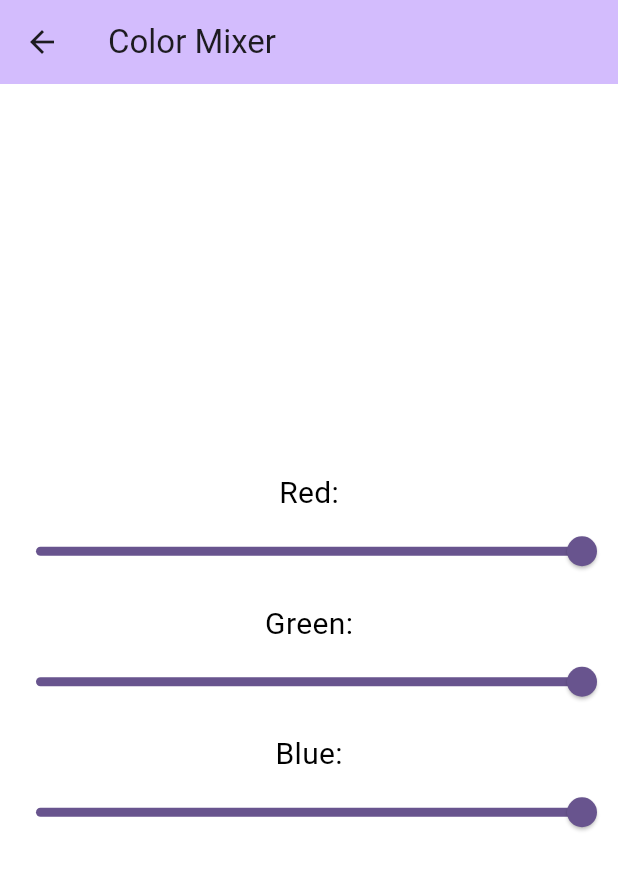
After one commit to nfolleraas/Multi-Purpose-Flutter-App, a Flutter app: the ColorMixerPage screen opened directly, on a phone screen of 412 x 824 dp. The commit adds this screen. Shown: the top 870 px of the screen. Run offline on Flutter 3.47's test engine with Material 3 defaults, Android fonts, the phone set to English and light mode, and no system bars.

Commit message:
color mixer page

```diff
--- a/lib/layout.dart
+++ b/lib/layout.dart
@@ -1,4 +1,5 @@
 import 'package:flutter/material.dart';
+import 'package:multi_purpose_flutter_app/pages/color_mixer_page.dart';
 import 'package:multi_purpose_flutter_app/pages/counter_page.dart';
 
 class Layout extends StatefulWidget {
@@ -18,6 +19,8 @@ class _LayoutState extends State<Layout> {
     switch (selectedIndex) {
       case 0:
         page = CounterPage(title: 'Counter');
+      case 1:
+        page = ColorMixerPage(title: 'Color Mixer');
       default:
         throw UnimplementedError('No widget for $selectedIndex');
     }
@@ -36,6 +39,10 @@ class _LayoutState extends State<Layout> {
                       icon: Icon(Icons.numbers),
                       label: Text('Counter Page'),
                     ),
+                    NavigationRailDestination(
+                      icon: Icon(Icons.color_lens),
+                      label: Text('Color Mixer Page')
+                      ),
                   ],
                   selectedIndex: selectedIndex,
                   onDestinationSelected: (value) {
--- /dev/null
+++ b/lib/pages/color_mixer_page.dart
@@ -0,0 +1,72 @@
+import 'package:flutter/material.dart';
+
+class ColorMixerPage extends StatefulWidget {
+  const ColorMixerPage({super.key, required this.title});
+
+  final String title;
+
+  @override
+  State<ColorMixerPage> createState() => _ColorMixerPageState();
+}
+
+class _ColorMixerPageState extends State<ColorMixerPage> {
+  var _red = 255;
+  var _green = 255;
+  var _blue = 255;
+  final _opacity = 1.0;
+
+  Color get backgroundColor => Color.fromRGBO(_red, _green, _blue, _opacity);
+
+  @override
+  Widget build(BuildContext context) {
+    return Scaffold(
+      backgroundColor: backgroundColor,
+      appBar: AppBar(
+        backgroundColor: Theme.of(context).colorScheme.inversePrimary,
+        title: Text(widget.title),
+      ),
+      body: Center(
+        child: Column(
+          mainAxisAlignment: MainAxisAlignment.center,
+          children: [
+            rgbText('Red'),
+            rgbSlider(_red, (value) => _red = value),
+            SizedBox(height: 10),
+
+            rgbText('Green'),
+            rgbSlider(_green, (value) => _green = value),
+            SizedBox(height: 10),
+
+            rgbText('Blue'),
+            rgbSlider(_blue, (value) => _blue = value),
+          ],
+        ),
+      ),
+    );
+  }
+
+  Slider rgbSlider(int value, ValueSetter<int> onChanged) {
+    return Slider(
+      min: 0.0,
+      max: 255.0,
+      value: value.toDouble(),
+      onChanged: (double color) {
+        setState(() => onChanged(color.toInt()));
+      },
+    );
+  }
+
+  Text rgbText(String colorName) {
+    return Text(
+      '$colorName:',
+      style: TextStyle(
+        fontSize: 20,
+        color:
+            ThemeData.estimateBrightnessForColor(backgroundColor) ==
+                Brightness.light
+            ? Colors.black
+            : Colors.white,
+      ),
+    );
+  }
+}
```
